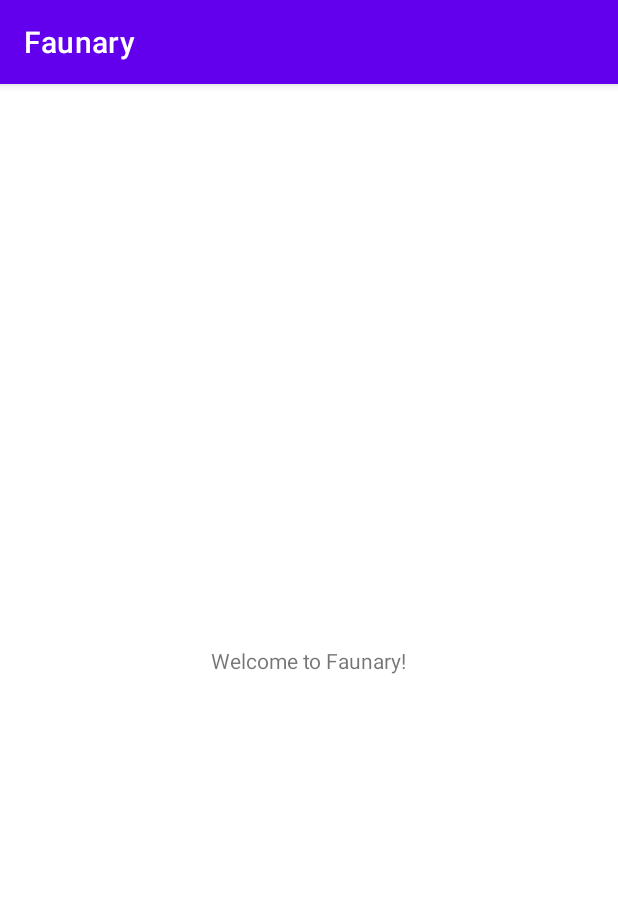
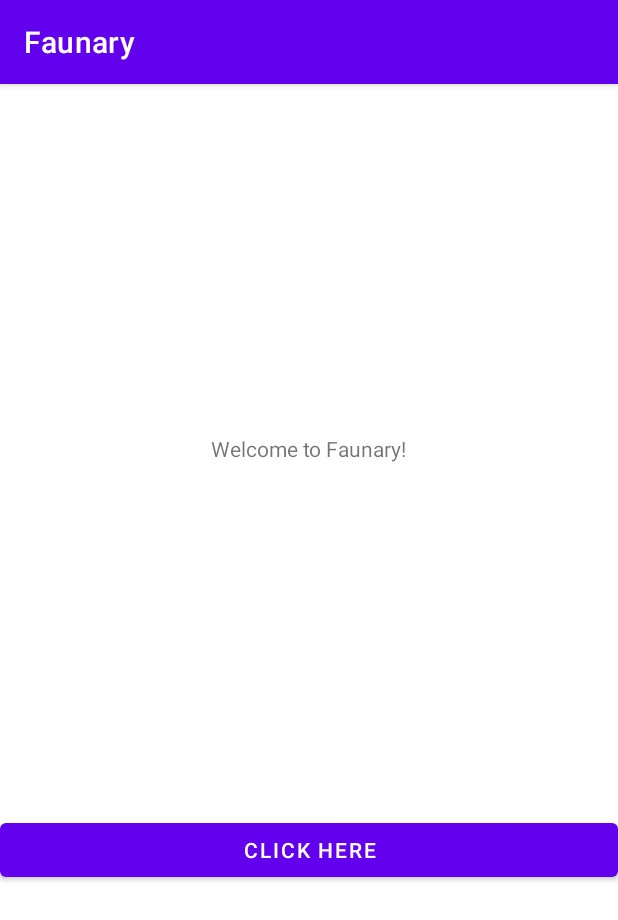
Before and after one commit to Rrodriguez11/Aplicaciones-Moviles-2025, an Android app: the screen it shows after launch (MainActivity), on a phone screen of 412 x 824 dp. Shown: the top 920 px of the screen. Run offline under Robolectric (Android 15) with nearby library versions, the phone set to English and light mode, and no system bars.

Commit message:
Unidad 2: botón prueba

```diff
--- a/app/src/main/java/es/uam/eps/dadm/faunary/MainActivity.kt
+++ b/app/src/main/java/es/uam/eps/dadm/faunary/MainActivity.kt
@@ -5,6 +5,8 @@ import androidx.activity.enableEdgeToEdge
 import androidx.appcompat.app.AppCompatActivity
 import androidx.core.view.ViewCompat
 import androidx.core.view.WindowInsetsCompat
+import android.widget.Button
+import android.widget.TextView
 
 class MainActivity : AppCompatActivity() {
     override fun onCreate(savedInstanceState: Bundle?) {
@@ -16,5 +18,12 @@ class MainActivity : AppCompatActivity() {
             v.setPadding(systemBars.left, systemBars.top, systemBars.right, systemBars.bottom)
             insets
         }
+
+        val textView = findViewById<TextView>(R.id.textView)
+        val btnTest = findViewById<Button>(R.id.btnTest)
+
+        btnTest.setOnClickListener {
+            textView.text = "Button was clicked"
+        }
     }
 }
--- a/app/src/main/res/layout/activity_main.xml
+++ b/app/src/main/res/layout/activity_main.xml
@@ -8,12 +8,24 @@
     tools:context=".MainActivity">
 
     <TextView
+        android:id="@+id/textView"
         android:layout_width="wrap_content"
         android:layout_height="wrap_content"
         android:text="Welcome to Faunary!"
+        app:layout_constraintBottom_toTopOf="@id/btnTest"
+        app:layout_constraintLeft_toLeftOf="parent"
+        app:layout_constraintRight_toRightOf="parent"
+        app:layout_constraintTop_toTopOf="parent"
+        tools:text="Texto en entorno"/>
+
+    <Button
+        android:id="@+id/btnTest"
+        android:layout_width="match_parent"
+        android:layout_height="wrap_content"
         app:layout_constraintBottom_toBottomOf="parent"
         app:layout_constraintLeft_toLeftOf="parent"
         app:layout_constraintRight_toRightOf="parent"
-        app:layout_constraintTop_toTopOf="parent" />
+        app:layout_constraintTop_toBottomOf="@id/textView"
+        android:text="Click here" />
 
 </androidx.constraintlayout.widget.ConstraintLayout>
```
